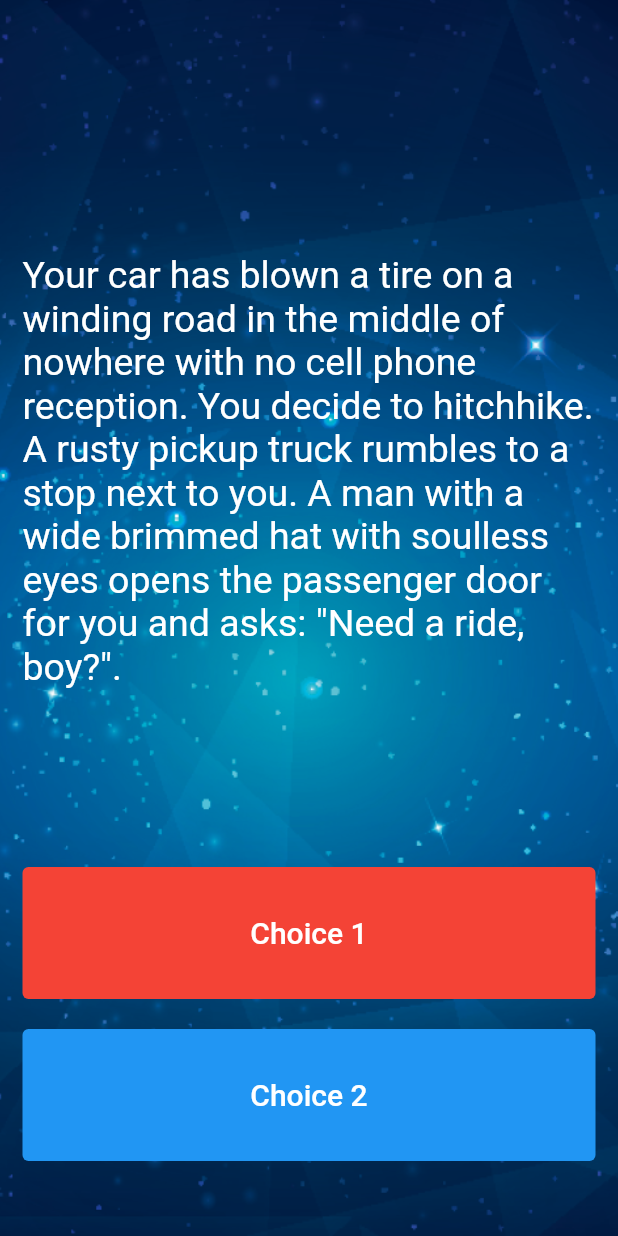
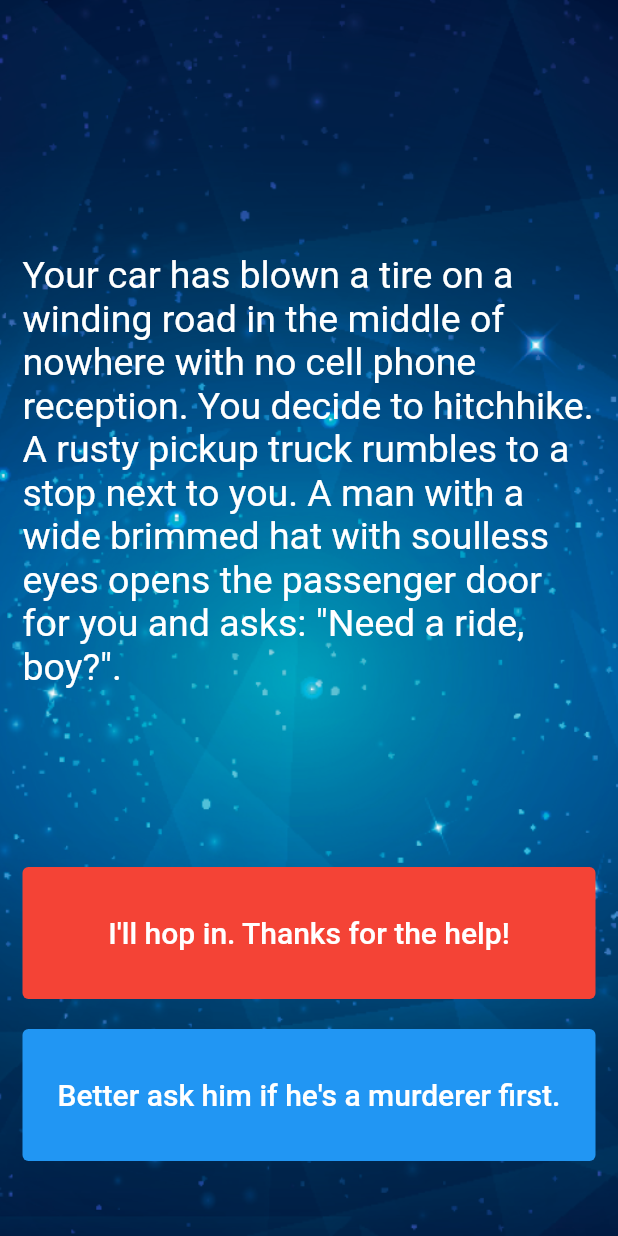
Before and after one commit to bunnyBites/interactive-destini, a Flutter app: the screen it shows after launch, on a phone screen of 412 x 824 dp. Run offline on Flutter 3.47's test engine with Material 2 defaults, Android fonts, the phone set to English and light mode, and no system bars.

Commit message:
add dynamic choice 1 and choice 2 text

```diff
--- a/lib/main.dart
+++ b/lib/main.dart
@@ -1,7 +1,5 @@
 import 'package:flutter/material.dart';
 import 'package:interactive_destini/story_brain.dart';
-
-//TODO: Step 15 - Run the app and see if you can see the screen update with the first story. Delete this TODO if it looks as you expected.
 
 void main() => runApp(const Destini());
 StoryBrain storyBrain = StoryBrain();
@@ -62,10 +60,9 @@ class _StoryPageState extends State<StoryPage> {
                   },
                   style: const ButtonStyle(
                       backgroundColor: MaterialStatePropertyAll(Colors.red)),
-                  child: const Text(
-                    //TODO: Step 13 - Use the storyBrain to get the text for choice 1.
-                    'Choice 1',
-                    style: TextStyle(
+                  child: Text(
+                    storyBrain.getChoice1(),
+                    style: const TextStyle(
                       fontSize: 20.0,
                       color: Colors.white,
                     ),
@@ -86,10 +83,9 @@ class _StoryPageState extends State<StoryPage> {
                   },
                   style: const ButtonStyle(
                       backgroundColor: MaterialStatePropertyAll(Colors.blue)),
-                  child: const Text(
-                    //TODO: Step 14 - Use the storyBrain to get the text for choice 2.
-                    'Choice 2',
-                    style: TextStyle(
+                  child: Text(
+                    storyBrain.getChoice2(),
+                    style: const TextStyle(
                       fontSize: 20.0,
                       color: Colors.white,
                     ),
--- a/lib/story_brain.dart
+++ b/lib/story_brain.dart
@@ -33,9 +33,11 @@ class StoryBrain {
         choice2: '')
   ];
 
-  String getStory() {
-    return _storyData.first.storyTitle;
-  }
+  String getStory() { return _storyData.first.storyTitle; }
+
+  String getChoice1() { return _storyData.first.choice1; }
+
+  String getChoice2() { return _storyData.first.choice2; }
 }
 
 
```
